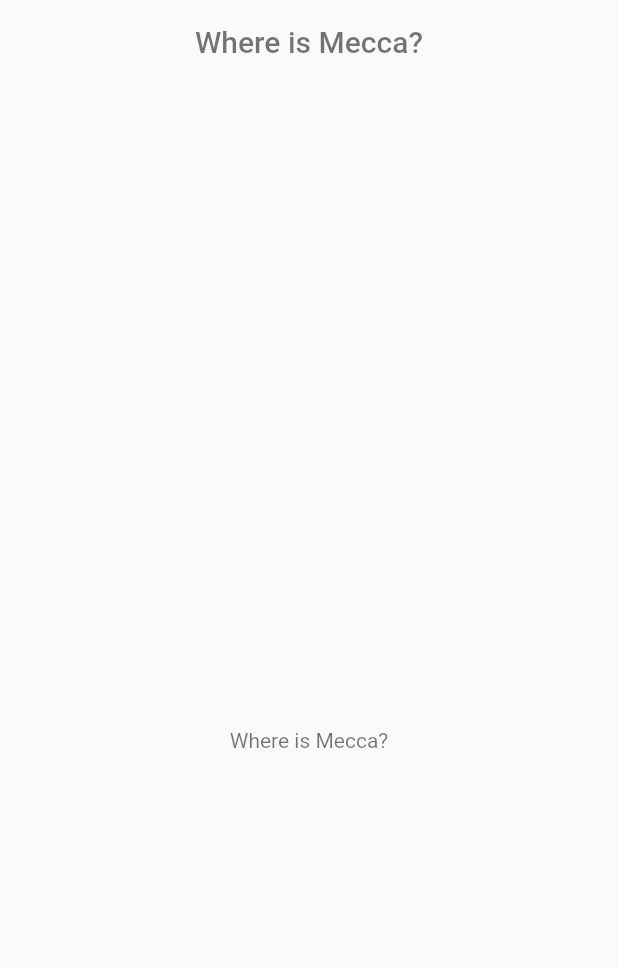
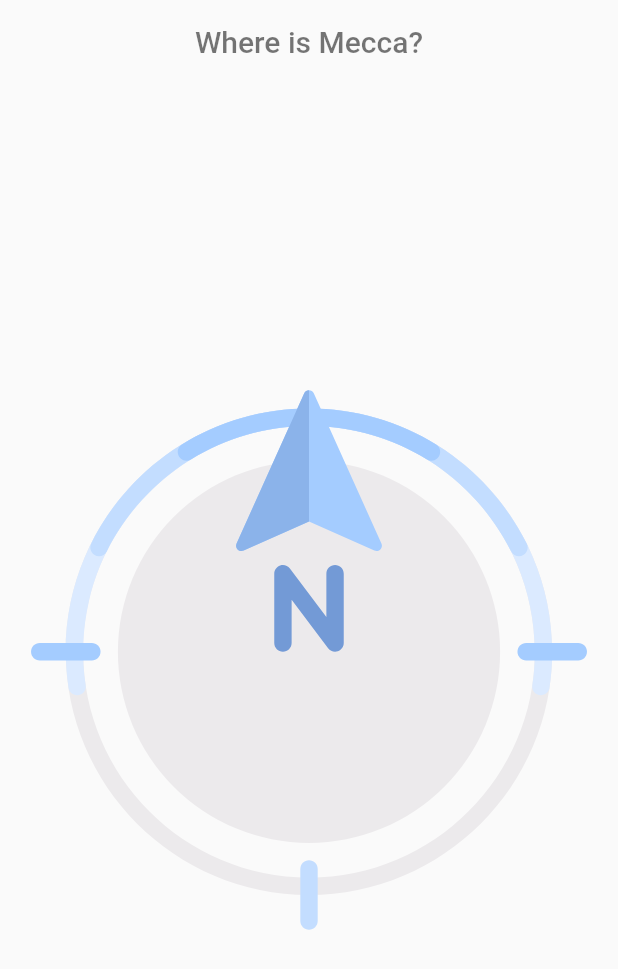
Before and after one commit to RenatFakhrutdinov/where_is_mecca, a Flutter app: the screen it shows after launch, on a phone screen of 412 x 824 dp. Shown: the top 969 px of the screen. Run offline on Flutter 3.47's test engine with Material 2 defaults, Android fonts, the phone set to English and light mode, and no system bars; our stand-ins replace bloc, flutter_bloc, flutter_screenutil, flutter_svg, geolocator.

Commit message:
add picture of compass

```diff
--- a/lib/ui/compass_screen.dart
+++ b/lib/ui/compass_screen.dart
@@ -1,6 +1,7 @@
 import 'package:flutter/cupertino.dart';
 import 'package:flutter/material.dart';
 import 'package:flutter_screenutil/flutter_screenutil.dart';
+import 'package:flutter_svg/flutter_svg.dart';
 import 'package:geolocator/geolocator.dart';
 import 'package:where_is_mecca/bloc/location_bloc/location.dart';
 import 'package:where_is_mecca/localization/app_localizations.dart';
@@ -36,8 +37,13 @@ class _CompassScreenState extends State<CompassScreen> {
                   mainAxisAlignment: MainAxisAlignment.spaceBetween,
                   children: <Widget>[
                     SizedBox(height: ScreenUtil.getInstance().setHeight(200)),
-                    _compass(),
-                    Text(AppLocation.localName)
+                    Container(
+                        height: ScreenUtil.getInstance().setHeight(600),
+                        child: _compass()),
+                    Container(
+                      height: ScreenUtil.getInstance().setHeight(200),
+                      child: Center(child: Text(AppLocation.localName)),
+                    )
                   ],
                 ),
                 replacement: Center(
@@ -50,7 +56,7 @@ class _CompassScreenState extends State<CompassScreen> {
 
   Widget _compass() {
     return Center(
-      child: Text("Where is Mecca?"),
+      child: SvgPicture.asset('images/compass.svg'),
     );
   }
 }
--- a/pubspec.yaml
+++ b/pubspec.yaml
@@ -28,3 +28,6 @@ dev_dependencies:
 flutter:
 
   uses-material-design: true
+
+  assets:
+    - images/
```
Also changed, not shown: images/compass.svg (added).
